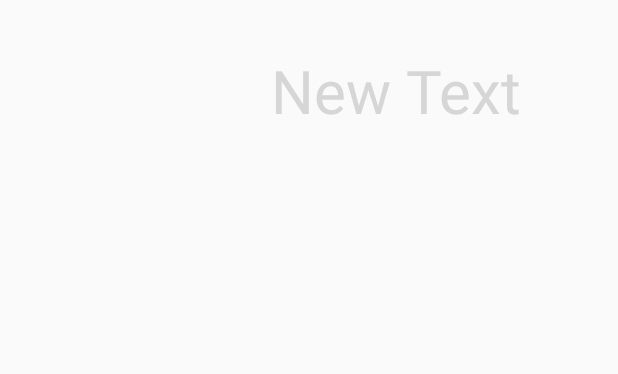
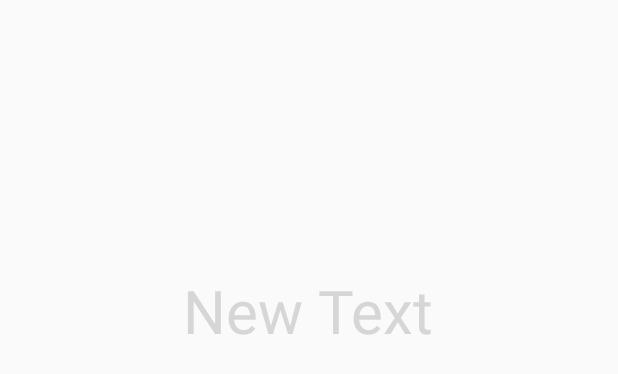
Before and after one commit to SuppakijKING/MyApplication, an Android app: the layout index_listview.xml on its own in the app's theme, with its tools: preview values and no code run, on a phone screen of 412 x 824 dp. Shown: the top 374 px of the screen. Run offline under Robolectric (Android 15) with nearby library versions, the phone set to English and light mode, and no system bars.

Commit message:
Listview Success

```diff
--- a/app/src/main/res/layout/index_listview.xml
+++ b/app/src/main/res/layout/index_listview.xml
@@ -1,13 +1,15 @@
 <?xml version="1.0" encoding="utf-8"?>
 <LinearLayout xmlns:android="http://schemas.android.com/apk/res/android"
-    android:orientation="horizontal" android:layout_width="match_parent"
+    android:orientation="vertical" android:layout_width="match_parent"
     android:layout_height="wrap_content">
 
     <ImageView
         android:layout_width="@dimen/icon1"
         android:layout_height="@dimen/icon1"
         android:id="@+id/imvShowIcon"
-        android:layout_margin="@dimen/My_margin" />
+        android:layout_gravity="bottom"
+        android:layout_marginTop="30dp"
+        android:layout_marginLeft="120dp" />
 
     <TextView
         android:layout_width="wrap_content"
@@ -15,8 +17,7 @@
         android:text="New Text"
         android:id="@+id/txtShowTitle"
         android:textSize="@dimen/h1"
-        android:layout_gravity="center_vertical"
-        android:textColor="@color/text"
-        android:layout_marginBottom="30dp" />
+        android:layout_gravity="center_horizontal"
+        android:textColor="@color/text" />
 
 </LinearLayout>
--- a/app/src/main/res/values/dimens.xml
+++ b/app/src/main/res/values/dimens.xml
@@ -3,6 +3,8 @@
     <dimen name="activity_horizontal_margin">16dp</dimen>
     <dimen name="activity_vertical_margin">16dp</dimen>
     <dimen name="h1">40sp</dimen>
+    <dimen name="h3">30sp</dimen>
     <dimen name="My_margin">15dp</dimen>
+    <dimen name="margin_center">150</dimen>
     <dimen name="icon1">150dp</dimen>
 </resources>
```
Also changed, not shown: app/src/main/java/com/example/jk/myapplication/MainActivity.java (+60 -2 lines).
